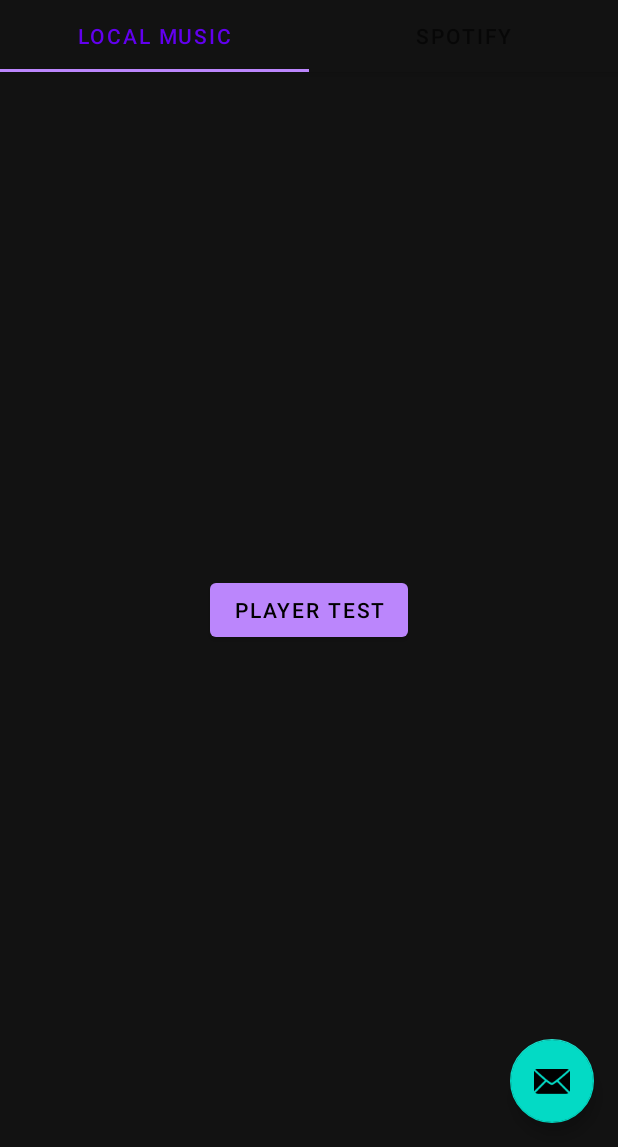
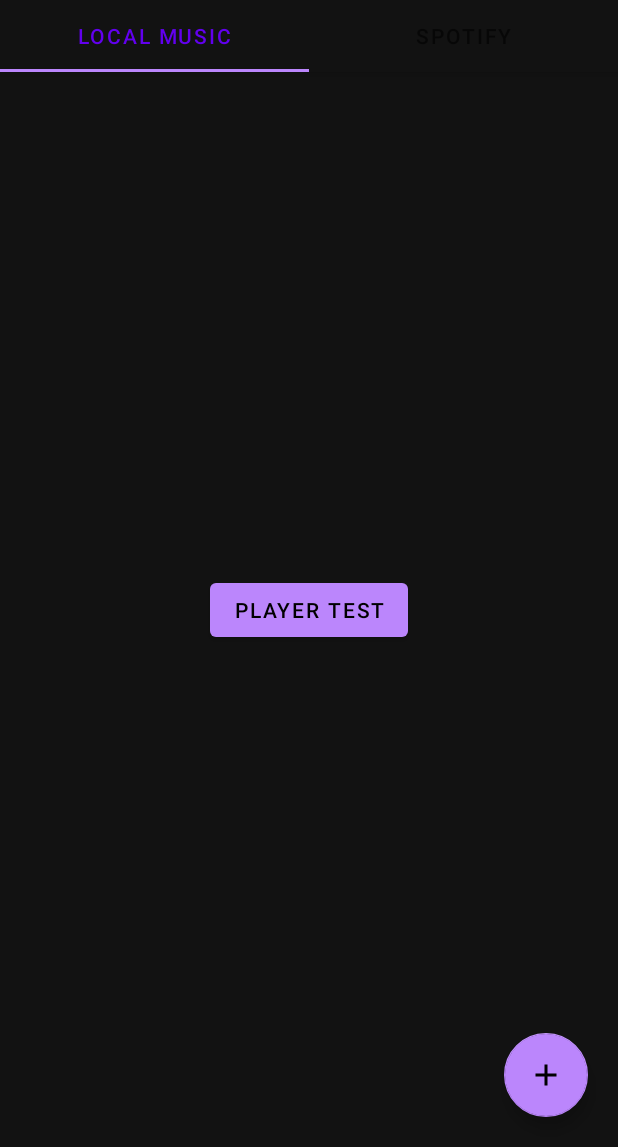
Before and after one commit to AleksanderTamm/Musica, an Android app: the screen it shows after launch (MainActivity), on a phone screen of 412 x 824 dp, the part 89-1236 px from its top. Run offline under Robolectric (Android 15) with nearby library versions, the phone set to English and light mode, and no system bars; libraries missing offline, so code that uses them is left out: com.spotify.android, com.spotify.protocol; 2 statements that could not run were skipped.

Commit message:
fragment nav

```diff
--- a/app/build.gradle
+++ b/app/build.gradle
@@ -48,6 +48,9 @@
     implementation 'androidx.constraintlayout:constraintlayout:2.1.3'
     implementation 'androidx.lifecycle:lifecycle-livedata-ktx:2.4.1'
     implementation 'androidx.lifecycle:lifecycle-viewmodel-ktx:2.4.1'
+    implementation 'androidx.navigation:navigation-fragment-ktx:2.5.3'
+    implementation 'androidx.navigation:navigation-ui-ktx:2.5.3'
+    implementation 'androidx.legacy:legacy-support-v4:1.0.0'
     testImplementation 'junit:junit:4.13.2'
     androidTestImplementation 'androidx.test.ext:junit:1.1.4'
     androidTestImplementation 'androidx.test.espresso:espresso-core:3.5.0'
--- a/app/src/main/java/com/example/musica/MainActivity.kt
+++ b/app/src/main/java/com/example/musica/MainActivity.kt
@@ -39,12 +39,15 @@
         viewPager.adapter = sectionsPagerAdapter
         val tabs: TabLayout = binding.tabs
         tabs.setupWithViewPager(viewPager)
+
+        /*
         val fab: FloatingActionButton = binding.fab
 
         fab.setOnClickListener { view ->
             Snackbar.make(view, "Replace with your own action", Snackbar.LENGTH_LONG)
                 .setAction("Action", null).show()
         }
+         */
     }
 
 
--- /dev/null
+++ b/app/src/main/java/com/example/musica/PlaylistsFragment.kt
@@ -0,0 +1,52 @@
+package com.example.musica
+
+import android.content.Intent
+import android.os.Bundle
+import androidx.fragment.app.Fragment
+import android.view.LayoutInflater
+import android.view.View
+import android.view.ViewGroup
+import androidx.navigation.fragment.findNavController
+import com.example.musica.databinding.FragmentMainBinding
+import com.example.musica.databinding.FragmentPlaylistsBinding
+import com.example.musica.ui.main.PageViewModel
+
+
+class Playlists : Fragment() {
+
+    private var _binding: FragmentPlaylistsBinding? = null
+
+    // This property is only valid between onCreateView and
+    // onDestroyView.
+    private val binding get() = _binding!!
+
+    override fun onCreateView(
+        inflater: LayoutInflater, container: ViewGroup?,
+        savedInstanceState: Bundle?
+    ): View? {
+
+        _binding = FragmentPlaylistsBinding.inflate(inflater, container, false)
+        val root = binding.root
+
+        binding.button.setOnClickListener { openMediaPlayer() }
+        binding.floatingActionButton.setOnClickListener {
+            openAddPlaylist()
+        } //should open a new view with all the songs on the phone
+        return root
+    }
+
+    override fun onViewCreated(view: View, savedInstanceState: Bundle?){
+        super.onViewCreated(view, savedInstanceState)
+        _binding = FragmentPlaylistsBinding.bind(view)
+    }
+
+    private fun openMediaPlayer() {
+        startActivity(Intent(requireContext(), MediaPlayerActivity::class.java))
+    }
+
+    fun openAddPlaylist(){
+        val bundle = Bundle()
+        findNavController().navigate(R.id.action_AddPlaylist, bundle)
+    }
+
+}
--- a/app/src/main/java/com/example/musica/ui/main/PlaceholderFragment.kt
+++ b/app/src/main/java/com/example/musica/ui/main/PlaceholderFragment.kt
@@ -1,25 +1,28 @@
 package com.example.musica.ui.main
 
-import android.content.Intent
+
 import android.os.Bundle
 import android.view.LayoutInflater
 import android.view.View
 import android.view.ViewGroup
-import android.widget.TextView
+
 import androidx.fragment.app.Fragment
-import androidx.lifecycle.Observer
+
 import androidx.lifecycle.ViewModelProvider
-import com.example.musica.MediaPlayerActivity
-import com.example.musica.R
+
+import com.example.musica.Playlists
+
 import com.example.musica.databinding.FragmentMainBinding
+import com.example.musica.ui.main.PlaceholderFragment.Companion.ARG_SECTION_NUMBER
+
 
 /**
  * A placeholder fragment containing a simple view.
  */
 class PlaceholderFragment : Fragment() {
 
+    private var _binding: FragmentMainBinding? = null
     private lateinit var pageViewModel: PageViewModel
-    private var _binding: FragmentMainBinding? = null
 
     // This property is only valid between onCreateView and
     // onDestroyView.
@@ -30,26 +33,6 @@
         pageViewModel = ViewModelProvider(this).get(PageViewModel::class.java).apply {
             setIndex(arguments?.getInt(ARG_SECTION_NUMBER) ?: 1)
         }
-    }
-
-    private fun openMediaPlayer() {
-        startActivity(Intent(requireContext(), MediaPlayerActivity::class.java))
-    }
-
-    override fun onCreateView(
-        inflater: LayoutInflater, container: ViewGroup?,
-        savedInstanceState: Bundle?
-    ): View? {
-
-        _binding = FragmentMainBinding.inflate(inflater, container, false)
-        val root = binding.root
-
-        val textView: TextView = binding.sectionLabel
-        pageViewModel.text.observe(viewLifecycleOwner, Observer {
-            textView.text = it
-        })
-        binding.button.setOnClickListener { openMediaPlayer() }
-        return root
     }
 
     companion object {
@@ -73,8 +56,29 @@
         }
     }
 
+
+
+    override fun onCreateView(
+        inflater: LayoutInflater, container: ViewGroup?,
+        savedInstanceState: Bundle?
+    ): View? {
+
+        _binding = FragmentMainBinding.inflate(inflater, container, false)
+        val root = binding.root
+
+        /*
+        val textView: TextView = binding.sectionLabel
+        pageViewModel.text.observe(viewLifecycleOwner, Observer {
+            textView.text = it
+        })
+         */
+
+        return root
+    }
+
     override fun onDestroyView() {
         super.onDestroyView()
         _binding = null
     }
+
 }
--- /dev/null
+++ b/app/src/main/res/drawable/ic_add.xml
@@ -0,0 +1,10 @@
+<vector xmlns:android="http://schemas.android.com/apk/res/android"
+    android:width="24dp"
+    android:height="24dp"
+    android:viewportWidth="24"
+    android:viewportHeight="24"
+    android:tint="?attr/colorControlNormal">
+  <path
+      android:fillColor="@android:color/white"
+      android:pathData="M19,13h-6v6h-2v-6H5v-2h6V5h2v6h6v2z"/>
+</vector>
--- /dev/null
+++ b/app/src/main/res/drawable/ic_button_checked.xml
@@ -0,0 +1,5 @@
+<vector android:height="24dp" android:tint="#FFFFFF"
+    android:viewportHeight="24" android:viewportWidth="24"
+    android:width="24dp" xmlns:android="http://schemas.android.com/apk/res/android">
+    <path android:fillColor="@android:color/white" android:pathData="M12,7c-2.76,0 -5,2.24 -5,5s2.24,5 5,5 5,-2.24 5,-5 -2.24,-5 -5,-5zM12,2C6.48,2 2,6.48 2,12s4.48,10 10,10 10,-4.48 10,-10S17.52,2 12,2zM12,20c-4.42,0 -8,-3.58 -8,-8s3.58,-8 8,-8 8,3.58 8,8 -3.58,8 -8,8z"/>
+</vector>
--- /dev/null
+++ b/app/src/main/res/drawable/ic_button_unchecked.xml
@@ -0,0 +1,5 @@
+<vector android:height="24dp" android:tint="#FFFFFF"
+    android:viewportHeight="24" android:viewportWidth="24"
+    android:width="24dp" xmlns:android="http://schemas.android.com/apk/res/android">
+    <path android:fillColor="@android:color/white" android:pathData="M12,2C6.48,2 2,6.48 2,12s4.48,10 10,10 10,-4.48 10,-10S17.52,2 12,2zM12,20c-4.42,0 -8,-3.58 -8,-8s3.58,-8 8,-8 8,3.58 8,8 -3.58,8 -8,8z"/>
+</vector>
--- a/app/src/main/res/layout/activity_main.xml
+++ b/app/src/main/res/layout/activity_main.xml
@@ -33,6 +33,7 @@
         android:layout_height="match_parent"
         app:layout_behavior="@string/appbar_scrolling_view_behavior" />
 
+    <!--
     <com.google.android.material.floatingactionbutton.FloatingActionButton
         android:id="@+id/fab"
         android:layout_width="wrap_content"
@@ -41,4 +42,6 @@
         android:layout_marginEnd="@dimen/fab_margin"
         android:layout_marginBottom="16dp"
         app:srcCompat="@android:drawable/ic_dialog_email" />
+    -->
+
 </androidx.coordinatorlayout.widget.CoordinatorLayout>
--- a/app/src/main/res/layout/fragment_main.xml
+++ b/app/src/main/res/layout/fragment_main.xml
@@ -1,5 +1,5 @@
 <?xml version="1.0" encoding="utf-8"?>
-<androidx.constraintlayout.widget.ConstraintLayout xmlns:android="http://schemas.android.com/apk/res/android"
+<FrameLayout xmlns:android="http://schemas.android.com/apk/res/android"
     xmlns:app="http://schemas.android.com/apk/res-auto"
     xmlns:tools="http://schemas.android.com/tools"
     android:id="@+id/constraintLayout"
@@ -7,27 +7,12 @@
     android:layout_height="match_parent"
     tools:context=".ui.main.PlaceholderFragment">
 
-    <TextView
-        android:id="@+id/section_label"
-        android:layout_width="wrap_content"
-        android:layout_height="wrap_content"
-        android:layout_marginStart="@dimen/activity_horizontal_margin"
-        android:layout_marginTop="@dimen/activity_vertical_margin"
-        android:layout_marginEnd="@dimen/activity_horizontal_margin"
-        android:layout_marginBottom="@dimen/activity_vertical_margin"
-        app:layout_constraintLeft_toLeftOf="parent"
-        app:layout_constraintTop_toTopOf="@+id/constraintLayout"
-        tools:layout_constraintLeft_creator="1"
-        tools:layout_constraintTop_creator="1" />
 
-    <Button
-        android:id="@+id/button"
-        android:layout_width="wrap_content"
-        android:layout_height="wrap_content"
-        android:text="Player test"
-        app:layout_constraintBottom_toBottomOf="parent"
-        app:layout_constraintEnd_toEndOf="parent"
-        app:layout_constraintStart_toStartOf="parent"
-        app:layout_constraintTop_toTopOf="parent" />
-
-</androidx.constraintlayout.widget.ConstraintLayout>
+    <androidx.fragment.app.FragmentContainerView
+        android:id="@+id/fragmentContainerView"
+        android:name="androidx.navigation.fragment.NavHostFragment"
+        android:layout_width="match_parent"
+        android:layout_height="match_parent"
+        app:defaultNavHost="true"
+        app:navGraph="@navigation/playlist_nav" />
+</FrameLayout>
--- /dev/null
+++ b/app/src/main/res/layout/fragment_playlists.xml
@@ -0,0 +1,31 @@
+<?xml version="1.0" encoding="utf-8"?>
+<androidx.constraintlayout.widget.ConstraintLayout xmlns:android="http://schemas.android.com/apk/res/android"
+    xmlns:app="http://schemas.android.com/apk/res-auto"
+    xmlns:tools="http://schemas.android.com/tools"
+    android:layout_width="match_parent"
+    android:layout_height="match_parent"
+    tools:context=".Playlists">
+
+
+    <Button
+        android:id="@+id/button"
+        android:layout_width="wrap_content"
+        android:layout_height="wrap_content"
+        android:text="Player test"
+        app:layout_constraintBottom_toBottomOf="parent"
+        app:layout_constraintEnd_toEndOf="parent"
+        app:layout_constraintStart_toStartOf="parent"
+        app:layout_constraintTop_toTopOf="parent" />
+
+    <com.google.android.material.floatingactionbutton.FloatingActionButton
+        android:id="@+id/floatingActionButton"
+        android:layout_width="wrap_content"
+        android:layout_height="wrap_content"
+        android:layout_margin="20dp"
+        android:clickable="true"
+        android:src="@drawable/ic_add"
+        app:layout_constraintBottom_toBottomOf="parent"
+        app:layout_constraintEnd_toEndOf="parent"
+        app:backgroundTint="@color/purple_200" />
+
+</androidx.constraintlayout.widget.ConstraintLayout>
--- /dev/null
+++ b/app/src/main/res/navigation/playlist_nav.xml
@@ -0,0 +1,22 @@
+<?xml version="1.0" encoding="utf-8"?>
+<navigation xmlns:android="http://schemas.android.com/apk/res/android"
+    xmlns:app="http://schemas.android.com/apk/res-auto"
+    xmlns:tools="http://schemas.android.com/tools"
+    android:id="@+id/playlist_nav"
+    app:startDestination="@id/playlistsFragment">
+
+    <fragment
+        android:id="@+id/playlistsFragment"
+        android:name="com.example.musica.Playlists"
+        android:label="fragment_playlists"
+        tools:layout="@layout/fragment_playlists" >
+        <action
+            android:id="@+id/action_AddPlaylist"
+            app:destination="@id/addPlaylistFragment" />
+    </fragment>
+    <fragment
+        android:id="@+id/addPlaylistFragment"
+        android:name="com.example.musica.AddPlaylistFragment"
+        android:label="fragment_add_playlist"
+        tools:layout="@layout/fragment_add_playlist" />
+</navigation>
```
Also changed, not shown: app/src/main/java/com/example/musica/AddPlaylistFragment.kt (added, +59 -0 lines), app/src/main/res/layout/fragment_add_playlist.xml (added, +60 -0 lines).
